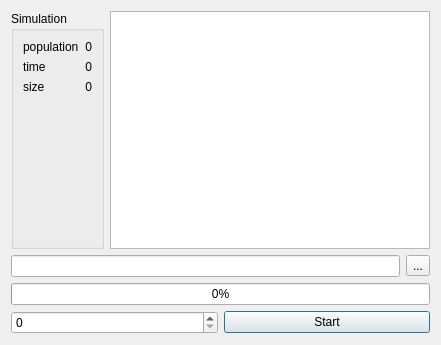
First picture: the form in widget/simulationdialog.ui, repository dridk/estel, before the edit.
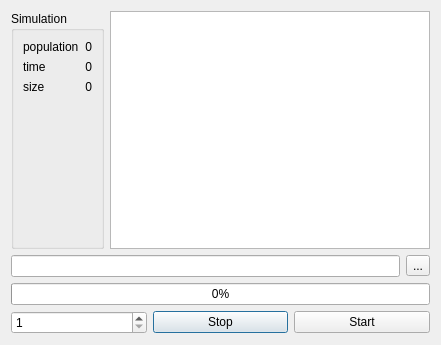
Second picture: the form after the edit.

Commit message: Fix #34 for Simulation Dialog

Diff of the .ui file:
```diff
--- a/widget/simulationdialog.ui
+++ b/widget/simulationdialog.ui
@@ -122,11 +122,21 @@
     <layout class="QHBoxLayout" name="horizontalLayout">
      <item>
       <widget class="QSpinBox" name="spinBox">
+       <property name="minimum">
+        <number>1</number>
+       </property>
        <property name="maximum">
         <number>10000</number>
        </property>
       </widget>
      </item>
+     <item>
+      <widget class="QPushButton" name="stopButton">
+       <property name="text">
+        <string>Stop</string>
+       </property>
+      </widget>
+     </item>
      <item>
       <widget class="QPushButton" name="pushButton">
        <property name="text">
```
Left out of the diff: 4 changed lines with no effect on the pictures. The commit also changes 2 other files.
